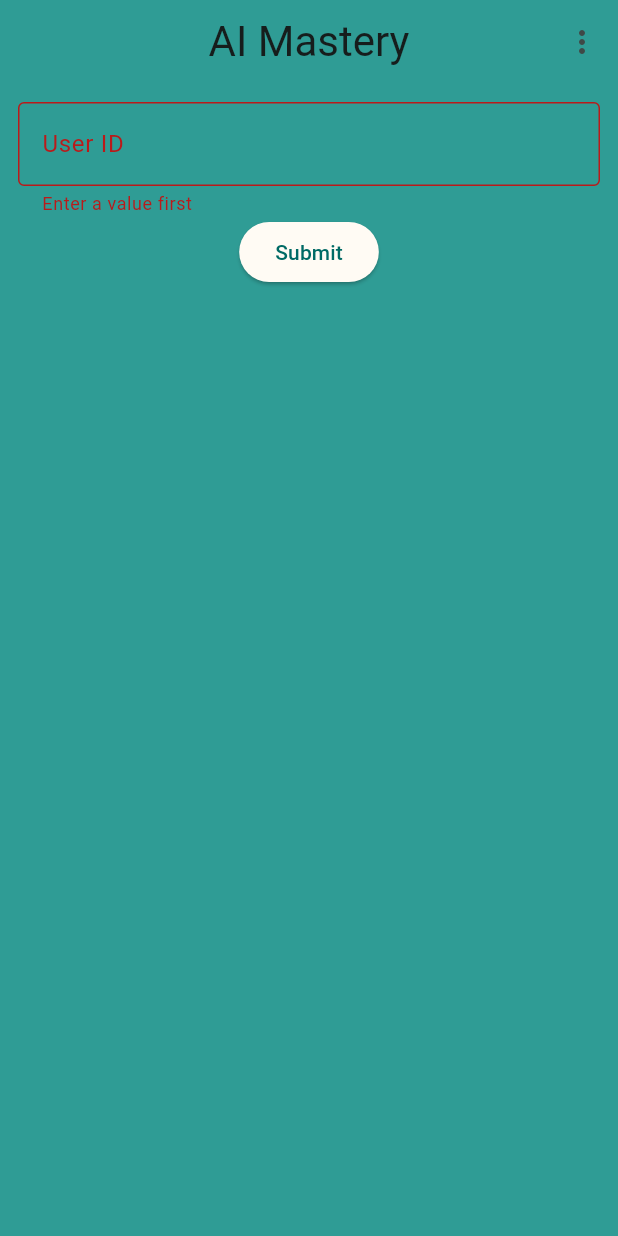
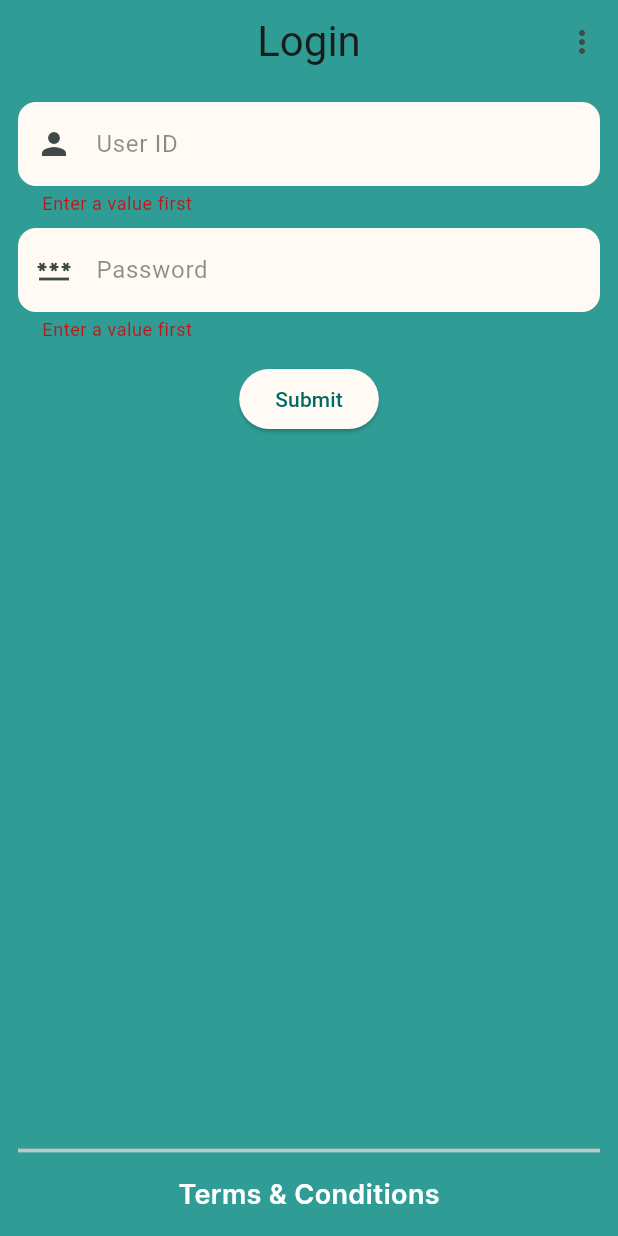
Before and after one commit to CodingSmiles/ai_mastery, a Flutter app: the screen it shows after launch, after a tap on "Submit", on a phone screen of 412 x 824 dp. Run offline on Flutter 3.47's test engine with Material 3 defaults, Android fonts, the light colour scheme and no system bars; our stand-ins replace flutter_riverpod.

Commit message:
created login page visuals

```diff
--- a/lib/main.dart
+++ b/lib/main.dart
@@ -1,7 +1,12 @@
 import "package:flutter/material.dart";
 import "dart:math";
+import "package:flutter_riverpod/flutter_riverpod.dart";
 
-void main() => runApp(const MyApp());
+void main() => runApp(
+      const ProviderScope(
+        child: MyApp(),
+      ),
+    );
 
 class MyApp extends StatelessWidget {
   const MyApp({super.key});
@@ -10,9 +15,8 @@
   Widget build(BuildContext context) {
     return MaterialApp(
       home: const HomePage(),
-      title: "Testing",
+      title: "AI Mastery",
       theme: ThemeData(
-
         colorSchemeSeed: Palette.calmBlue,
         useMaterial3: true,
       ),
@@ -34,7 +38,7 @@
     return Scaffold(
       backgroundColor: Palette.calmBlue,
       appBar: const CAppBar(
-        title: "AI Mastery",
+        title: "Login",
         centerTitle: true,
       ),
       body: LoginPage(
@@ -56,9 +60,7 @@
 
   @override
   Widget build(BuildContext context) {
-    return Column(
-      children: [
-        Form(
+    return Form(
       key: _formKey,
       child: Padding(
         padding: const EdgeInsets.only(
@@ -66,7 +68,6 @@
           right: 12.0,
           top: 12.0,
         ),
-            child: SingleChildScrollView(
         child: Column(
           children: [
             TextFormField(
@@ -76,12 +77,73 @@
                 }
                 return null;
               },
-                    decoration: const InputDecoration(
-                      border: OutlineInputBorder(),
+              decoration: InputDecoration(
+                filled: true,
                 label: Text(
+                  textScaler: TextScaler.linear(
+                    ScaleSize.textScaleFactor(context),
+                  ),
                   "User ID",
+                  style: const TextStyle(
+                    color: Colors.black45,
+                    fontSize: 16,
                   ),
                 ),
+                prefixIcon: const Icon(
+                  Icons.person,
+                ),
+                fillColor: Palette.offWhite,
+                border: UnderlineInputBorder(
+                  borderRadius: BorderRadius.circular(12),
+                  borderSide: BorderSide.none,
+                ),
+                focusedBorder: UnderlineInputBorder(
+                  borderRadius: BorderRadius.circular(12.0),
+                  borderSide: BorderSide.none,
+                ),
+              ),
+              cursorWidth: 2,
+            ),
+            const SizedBox(
+              height: 8,
+            ),
+            TextFormField(
+              validator: (value) {
+                if (value == null || value.isEmpty) {
+                  return "Enter a value first";
+                }
+                return null;
+              },
+              decoration: InputDecoration(
+                filled: true,
+                label: Text(
+                  textScaler: TextScaler.linear(
+                    ScaleSize.textScaleFactor(context),
+                  ),
+                  "Password",
+                  style: const TextStyle(
+                    color: Colors.black45,
+                    fontSize: 16,
+                  ),
+                ),
+                prefixIcon: const Icon(
+                  Icons.password,
+                ),
+                fillColor: Palette.offWhite,
+                border: UnderlineInputBorder(
+                  borderRadius: BorderRadius.circular(12),
+                  borderSide: BorderSide.none,
+                ),
+                focusedBorder: UnderlineInputBorder(
+                  borderRadius: BorderRadius.circular(12.0),
+                  borderSide: BorderSide.none,
+                ),
+              ),
+              cursorWidth: 2,
+              obscureText: true,
+            ),
+            const SizedBox(
+              height: 14,
             ),
             ElevatedButton(
               onPressed: () {
@@ -94,15 +156,43 @@
                 }
               },
               style: ElevatedButton.styleFrom(
-                        backgroundColor: Palette.offWhite),
+                backgroundColor: Palette.offWhite,
+              ),
               child: const Text('Submit'),
             ),
-                ],
+            const Spacer(),
+            const Divider(
+              height: 4,
+              thickness: 2.5,
+            ),
+            Padding(
+              padding: const EdgeInsets.only(
+                top: 8.0,
+                bottom: 8.0,
+              ),
+              child: InkWell(
+                borderRadius: BorderRadius.circular(16),
+                onTap: () {},
+                child: Padding(
+                  padding: const EdgeInsets.all(6.5),
+                  child: Text(
+                    textScaler: TextScaler.linear(
+                      ScaleSize.textScaleFactor(context),
+                    ),
+                    'Terms & Conditions',
+                    style: const TextStyle(
+                      fontFamily: 'Inter',
+                      fontWeight: FontWeight.w600,
+                      color: Colors.white,
+                      fontSize: 18,
+                    ),
                   ),
                 ),
               ),
             ),
           ],
+        ),
+      ),
     );
   }
 }
@@ -136,7 +226,9 @@
       ],
       title: Text(
         title,
-        textScaleFactor: ScaleSize.textScaleFactor(context),
+        textScaler: TextScaler.linear(
+          ScaleSize.textScaleFactor(context),
+        ),
         style: const TextStyle(
           fontSize: 28,
         ),
@@ -145,8 +237,8 @@
   }
 }
 
+class ScaleSize {
   // adding some code for text scaling
-class ScaleSize {
   static double textScaleFactor(BuildContext context,
       {double maxTextScaleFactor = 2}) {
     final width = MediaQuery.of(context).size.width;
--- a/pubspec.yaml
+++ b/pubspec.yaml
@@ -20,7 +20,9 @@ dependencies:
   flutter_lints: ^3.0.1
   matcher: ^0.12.16+1
   material_color_utilities: ^0.5.0
-  web: ^0.1.4-beta
+  web: ^0.3.0
+  flutter_riverpod: ^2.4.9
+  introduction_screen: ^3.1.12
 
 #dev_dependencies:
 #  flutter_test:
```
Also changed, not shown: pubspec.lock. Lines whose indentation alone changed are shown as unchanged.
